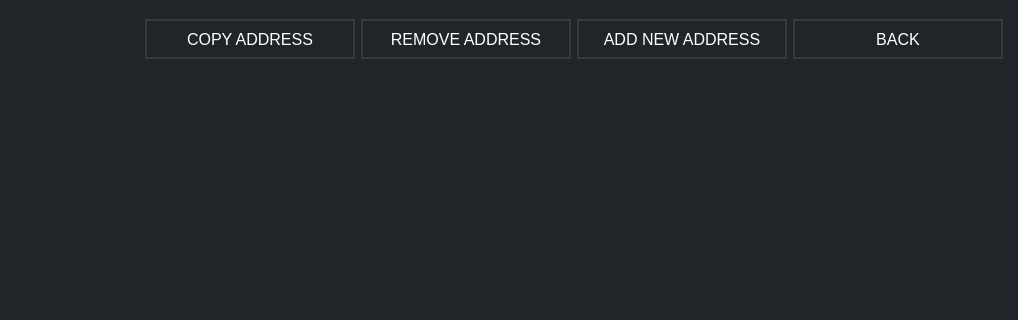
Old version of the form src/gui/ui/addressbookframe.ui in the repository ConcealNetwork/conceal-desktop; both pictures show x 252 to 1270 and y 0 to 320 of the 1270 by 700 pixel window.
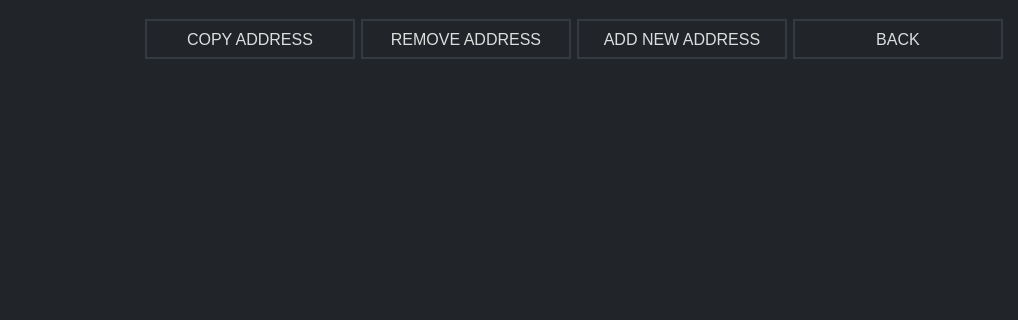
New version of the form.

Patch:
```diff
--- a/src/gui/ui/addressbookframe.ui
+++ b/src/gui/ui/addressbookframe.ui
@@ -38,7 +38,7 @@
    <string>Address Book</string>
   </property>
   <property name="styleSheet">
-   <string notr="true">color: #eee;
+   <string notr="true">color: #ddd;
 border: 0px;
 background-color: #212529;</string>
   </property>
@@ -110,7 +110,7 @@
         </font>
        </property>
        <property name="styleSheet">
-        <string notr="true">color: white; border: 2px solid #343a40; font-size: 16px;</string>
+        <string notr="true">color: #ddd; border: 2px solid #343a40; font-size: 16px;</string>
        </property>
        <property name="text">
         <string>COPY ADDRESS</string>
@@ -140,7 +140,7 @@
         </font>
        </property>
        <property name="styleSheet">
-        <string notr="true">color: white; border: 2px solid #343a40; font-size: 16px;</string>
+        <string notr="true">color: #ddd; border: 2px solid #343a40; font-size: 16px;</string>
        </property>
        <property name="text">
         <string>REMOVE ADDRESS</string>
@@ -167,7 +167,7 @@
         </font>
        </property>
        <property name="styleSheet">
-        <string notr="true">color: white; border: 2px solid #343a40; font-size: 16px;</string>
+        <string notr="true">color: #ddd; border: 2px solid #343a40; font-size: 16px;</string>
        </property>
        <property name="text">
         <string>ADD NEW ADDRESS</string>
@@ -194,7 +194,7 @@
         </font>
        </property>
        <property name="styleSheet">
-        <string notr="true">color: white; border: 2px solid #343a40; font-size: 16px;</string>
+        <string notr="true">color: #ddd; border: 2px solid #343a40; font-size: 16px;</string>
        </property>
        <property name="text">
         <string>BACK</string>
```
Left out of the diff: 6 changed lines with no effect on the pictures.
